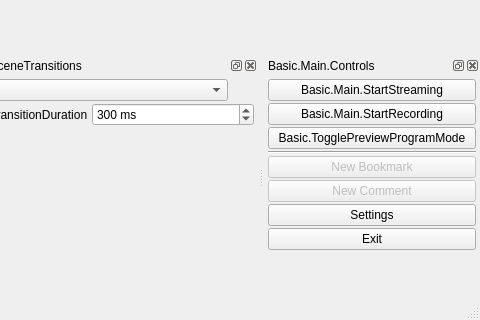
Before: the Qt Designer form UI/forms/OBSBasic.ui in skimotv/SkimoMeetingRecorder, drawn with Qt 5; both pictures show x 599 to 1079 and y 410 to 730 of the 1079 by 730 pixel window.
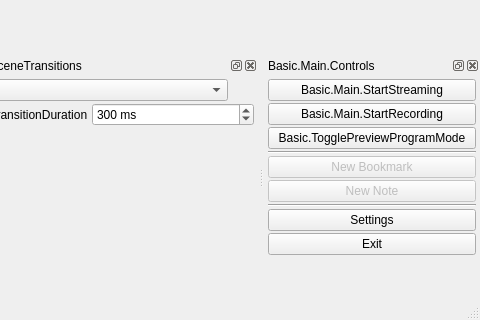
After: the same form once the commit is applied. Icons and pictures are not drawn. Custom widgets are drawn as their Qt base class.

Commit message: Comment and bookmark feature (bookmark still using temporary test data)

The edit to the form file:
```diff
--- a/UI/forms/OBSBasic.ui
+++ b/UI/forms/OBSBasic.ui
@@ -1139,7 +1139,14 @@
         <bool>false</bool>
        </property>
        <property name="text">
-        <string>New Comment</string>
+        <string>New Note</string>
+       </property>
+      </widget>
+     </item>
+     <item>
+      <widget class="Line" name="line_2">
+       <property name="orientation">
+        <enum>Qt::Horizontal</enum>
        </property>
       </widget>
      </item>
```
Left out of the diff: 5 changed lines with no effect on the pictures. The commit also changes 8 other files.
